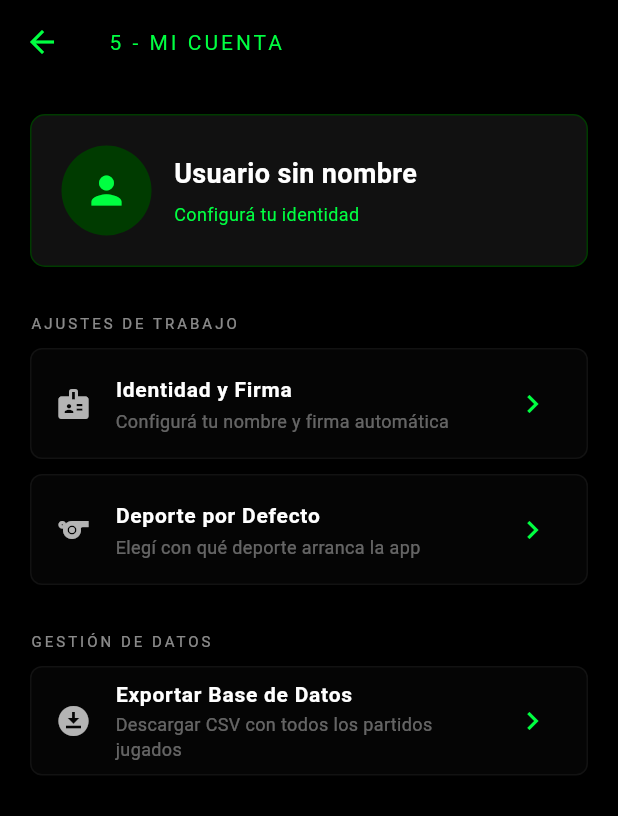
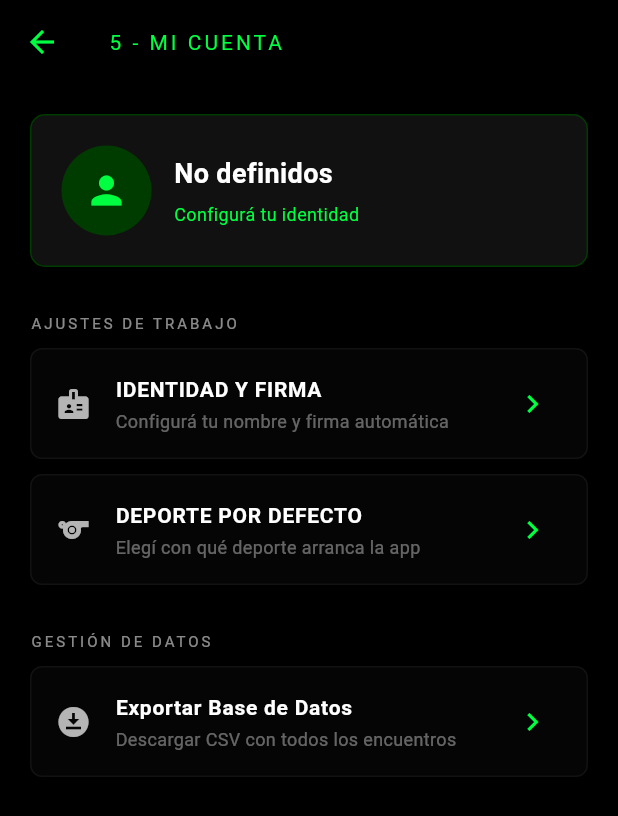
Before and after one commit to martsani72/Sports-Quantum-Stats, a Flutter app: the PantallaMiCuenta screen opened directly, on a phone screen of 412 x 824 dp. Shown: the top 816 px of the screen. Run offline on Flutter 3.47's test engine with Material 3 defaults, Android fonts, the phone set to English and light mode, and no system bars; our stand-ins replace share_plus, shared_preferences; accounts and stored records are empty; key blocks and very long unbroken strings in the code were emptied for the run.

Commit message:
fix(localization): translate all options in My Account screen

```diff
--- a/lib/core/traductor.dart
+++ b/lib/core/traductor.dart
@@ -165,6 +165,13 @@ class Traductor {
       'limite_cambios_msj_1': 'El equipo ya no tiene cambios disponibles (',
       'limite_cambios_msj_2': '). ¿Continuar de todas formas?',
       'nota_hint': 'Escribí o dictá el comentario del partido acá...',
+      'perfil_ajustes_identidad': 'Configurá tu nombre y firma automática',
+      'perfil_ajustes_deporte': 'Elegí con qué deporte arranca la app',
+      'perfil_ajustes_deporte_actual': 'Actual: ',
+      'perfil_exportar_db_titulo': 'Exportar Base de Datos',
+      'perfil_exportar_db_sub': 'Descargar CSV con todos los encuentros',
+      'ninguno': 'Ninguno',
+      'titulo_firma_hint': 'Configurá tu identidad',
     },
     'English': {
       'menu_1': '1 - Start a match',
--- a/lib/screens/pantalla_mi_cuenta.dart
+++ b/lib/screens/pantalla_mi_cuenta.dart
@@ -119,9 +119,9 @@ class _PantallaMiCuentaState extends State<PantallaMiCuenta> {
                   child: Column(
                     crossAxisAlignment: CrossAxisAlignment.start,
                     children: [
-                      Text(perfilUsuario['nombre'].toString().isEmpty ? 'Usuario sin nombre' : perfilUsuario['nombre'], style: const TextStyle(color: Colors.white, fontSize: 18, fontWeight: FontWeight.bold)),
+                      Text(perfilUsuario['nombre'].toString().isEmpty ? Traductor.get('no_definidos') : perfilUsuario['nombre'], style: const TextStyle(color: Colors.white, fontSize: 18, fontWeight: FontWeight.bold)),
                       const SizedBox(height: 5),
-                      Text(perfilUsuario['medio'].toString().isEmpty ? 'Configurá tu identidad' : '${perfilUsuario['medio']} | ${perfilUsuario['redSocial']}', style: const TextStyle(color: kVerdeNeon, fontSize: 12)),
+                      Text(perfilUsuario['medio'].toString().isEmpty ? Traductor.get('titulo_firma_hint') : '${perfilUsuario['medio']} | ${perfilUsuario['redSocial']}', style: const TextStyle(color: kVerdeNeon, fontSize: 12)),
                     ],
                   ),
                 )
@@ -135,15 +135,15 @@ class _PantallaMiCuentaState extends State<PantallaMiCuenta> {
 
           _buildOpcionMenu(
             icono: Icons.badge,
-            titulo: 'Identidad y Firma',
-            subtitulo: 'Configurá tu nombre y firma automática',
+            titulo: Traductor.get('identidad_firma'),
+            subtitulo: Traductor.get('perfil_ajustes_identidad'),
             onTap: () => Navigator.push(context, MaterialPageRoute(builder: (context) => const PantallaEditarIdentidad())).then((_) => setState((){})),
           ),
 
           _buildOpcionMenu(
             icono: Icons.sports,
-            titulo: 'Deporte por Defecto',
-            subtitulo: deporteElegido.isEmpty ? 'Elegí con qué deporte arranca la app' : 'Actual: ${Traductor.get(deporteElegido).toUpperCase()}',
+            titulo: Traductor.get('deporte_defecto'),
+            subtitulo: deporteElegido.isEmpty ? Traductor.get('perfil_ajustes_deporte') : '${Traductor.get('perfil_ajustes_deporte_actual')}${Traductor.get(deporteElegido).toUpperCase()}',
             onTap: _seleccionarDeporteDefecto,
           ),
 
@@ -153,8 +153,8 @@ class _PantallaMiCuentaState extends State<PantallaMiCuenta> {
 
           _buildOpcionMenu(
             icono: Icons.download_for_offline,
-            titulo: 'Exportar Base de Datos',
-            subtitulo: 'Descargar CSV con todos los partidos jugados',
+            titulo: Traductor.get('perfil_exportar_db_titulo'),
+            subtitulo: Traductor.get('perfil_exportar_db_sub'),
             onTap: _exportarBaseDeDatos,
           ),
         ],
```
